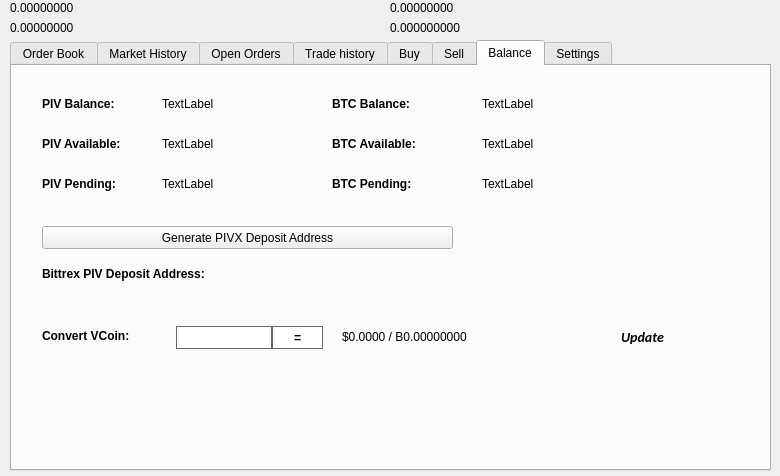
Old version of the form src/qt/forms/tradingdialog.ui in the repository r0otChiXor/axiom.
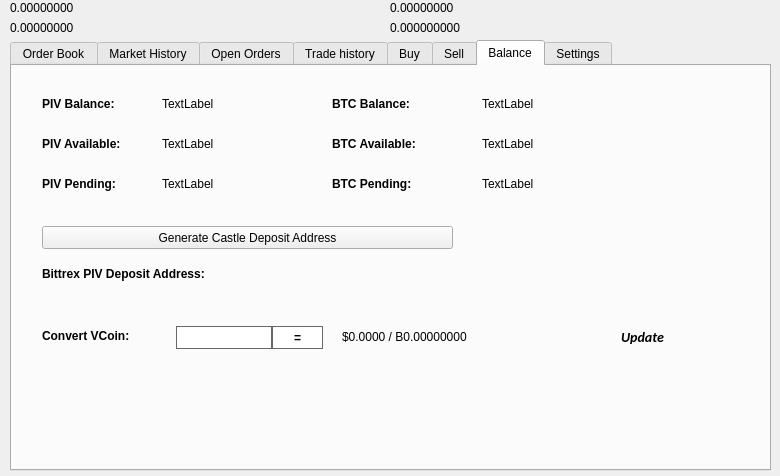
New version of the form. The open tabs and pages were chosen to show the change. Icons and pictures are not drawn.

Diff of the .ui file:
```diff
--- a/src/qt/forms/tradingdialog.ui
+++ b/src/qt/forms/tradingdialog.ui
@@ -2941,7 +2941,7 @@
       </rect>
      </property>
      <property name="text">
-      <string>Generate PIVX Deposit Address</string>
+      <string>Generate Castle Deposit Address</string>
      </property>
      <property name="icon">
       <iconset resource="../castle.qrc">
```
Left out of the diff: 2 changed lines with no effect on the pictures.
